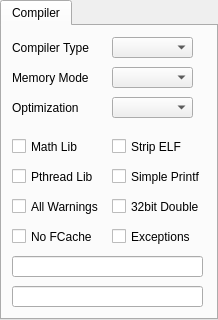
Above: propside/project.ui from parallaxinc/SimpleIDE before the change. Below: the same form after it.
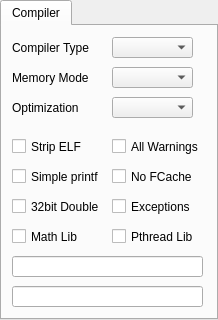
That is the form after the change.

Commit message: Rearrange project flags

Diff of the .ui file:
```diff
--- a/propside/project.ui
+++ b/propside/project.ui
@@ -108,7 +108,7 @@
      <property name="geometry">
       <rect>
        <x>10</x>
-       <y>110</y>
+       <y>200</y>
        <width>101</width>
        <height>21</height>
       </rect>
@@ -120,7 +120,7 @@
     <widget class="QCheckBox" name="checkBox32bitDouble">
      <property name="geometry">
       <rect>
-       <x>110</x>
+       <x>10</x>
        <y>170</y>
        <width>101</width>
        <height>21</height>
@@ -133,8 +133,8 @@
     <widget class="QCheckBox" name="checkBoxPthreadLib">
      <property name="geometry">
       <rect>
-       <x>10</x>
-       <y>140</y>
+       <x>110</x>
+       <y>200</y>
        <width>101</width>
        <height>21</height>
       </rect>
@@ -146,21 +146,21 @@
     <widget class="QCheckBox" name="checkBoxSimplePrintf">
      <property name="geometry">
       <rect>
-       <x>110</x>
+       <x>10</x>
        <y>140</y>
        <width>101</width>
        <height>21</height>
       </rect>
      </property>
      <property name="text">
-      <string>Simple Printf</string>
+      <string>Simple printf</string>
      </property>
     </widget>
     <widget class="QCheckBox" name="checkBoxWarnAll">
      <property name="geometry">
       <rect>
-       <x>10</x>
-       <y>170</y>
+       <x>110</x>
+       <y>110</y>
        <width>101</width>
        <height>21</height>
       </rect>
@@ -172,8 +172,8 @@
     <widget class="QCheckBox" name="checkBoxNoFcache">
      <property name="geometry">
       <rect>
-       <x>10</x>
-       <y>200</y>
+       <x>110</x>
+       <y>140</y>
        <width>101</width>
        <height>21</height>
       </rect>
@@ -186,7 +186,7 @@
      <property name="geometry">
       <rect>
        <x>110</x>
-       <y>200</y>
+       <y>170</y>
        <width>101</width>
        <height>21</height>
       </rect>
@@ -198,7 +198,7 @@
     <widget class="QCheckBox" name="checkBoxStripELF">
      <property name="geometry">
       <rect>
-       <x>110</x>
+       <x>10</x>
        <y>110</y>
        <width>101</width>
        <height>21</height>
```
